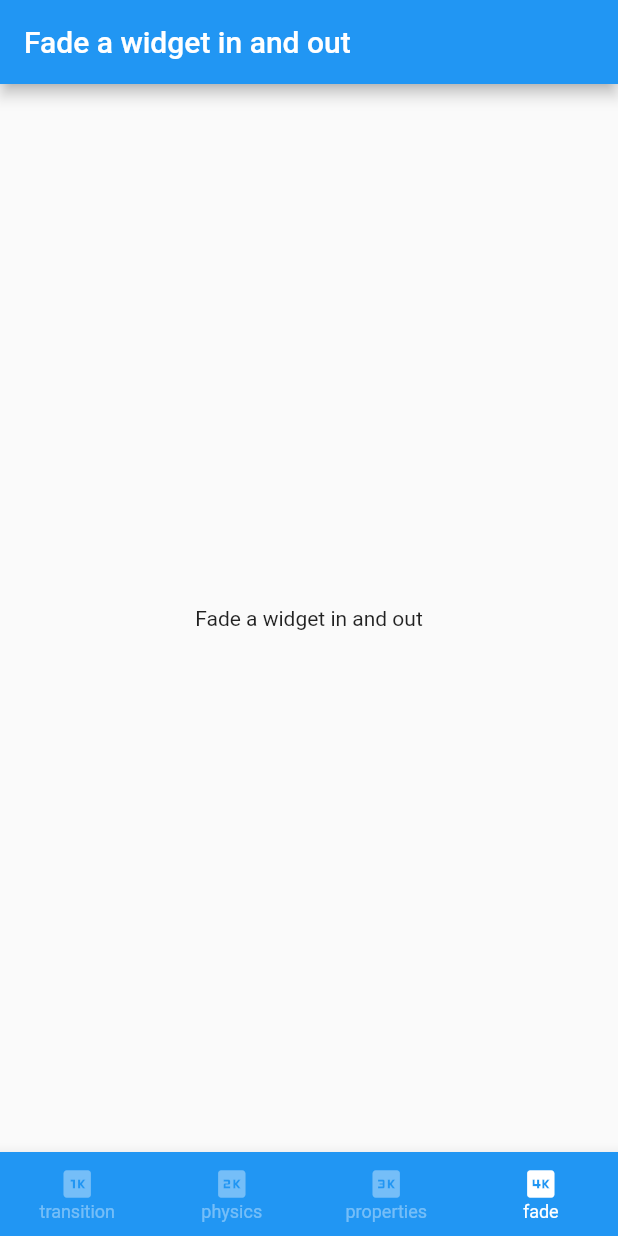
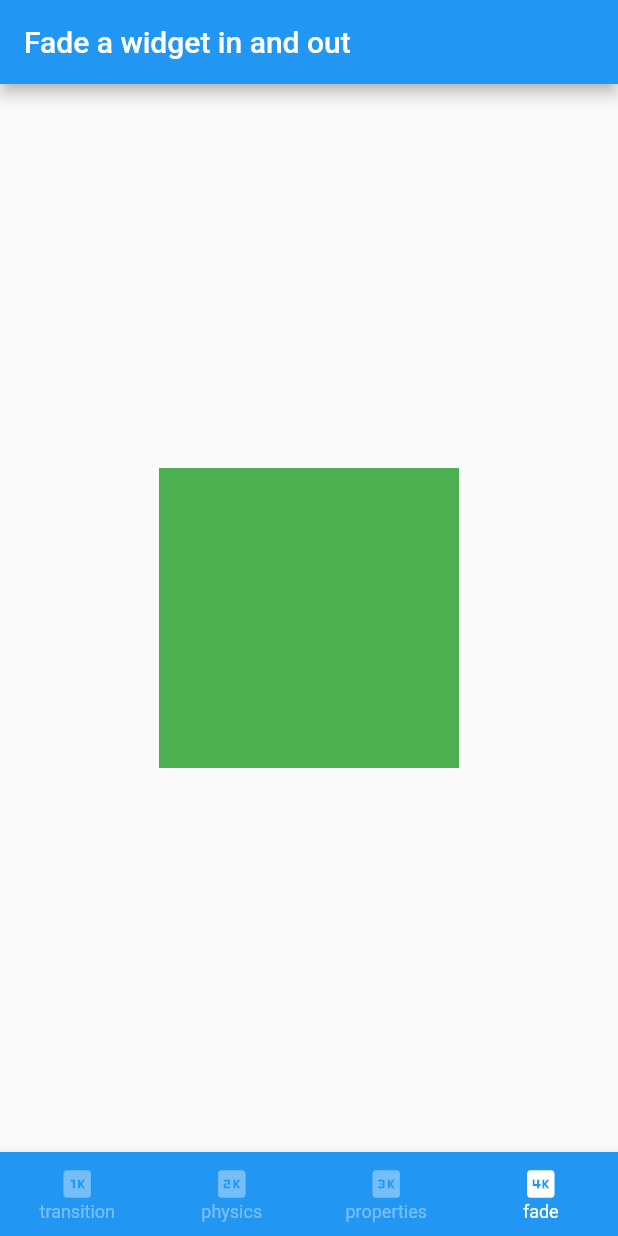
Before and after one commit to Corvus400/my-flutter-cook-book-animation-app, a Flutter app: the screen it shows after launch, item 4 of the bottom bar chosen, on a phone screen of 412 x 824 dp. Run offline on Flutter 3.47's test engine with Material 2 defaults, Android fonts, the phone set to English and light mode, and no system bars.

Commit message:
:memo: Change テキストをコンテナに置き換え

```diff
--- a/lib/contents/fade_widget.dart
+++ b/lib/contents/fade_widget.dart
@@ -10,8 +10,12 @@ class FadeWidget extends StatefulWidget {
 class _FadeWidgetState extends State<FadeWidget> {
   @override
   Widget build(BuildContext context) {
-    return const Center(
-      child: Text('Fade a widget in and out'),
+    return Center(
+      child: Container(
+        width: 200.0,
+        height: 200.0,
+        color: Colors.green,
+      )
     );
   }
 }
```
